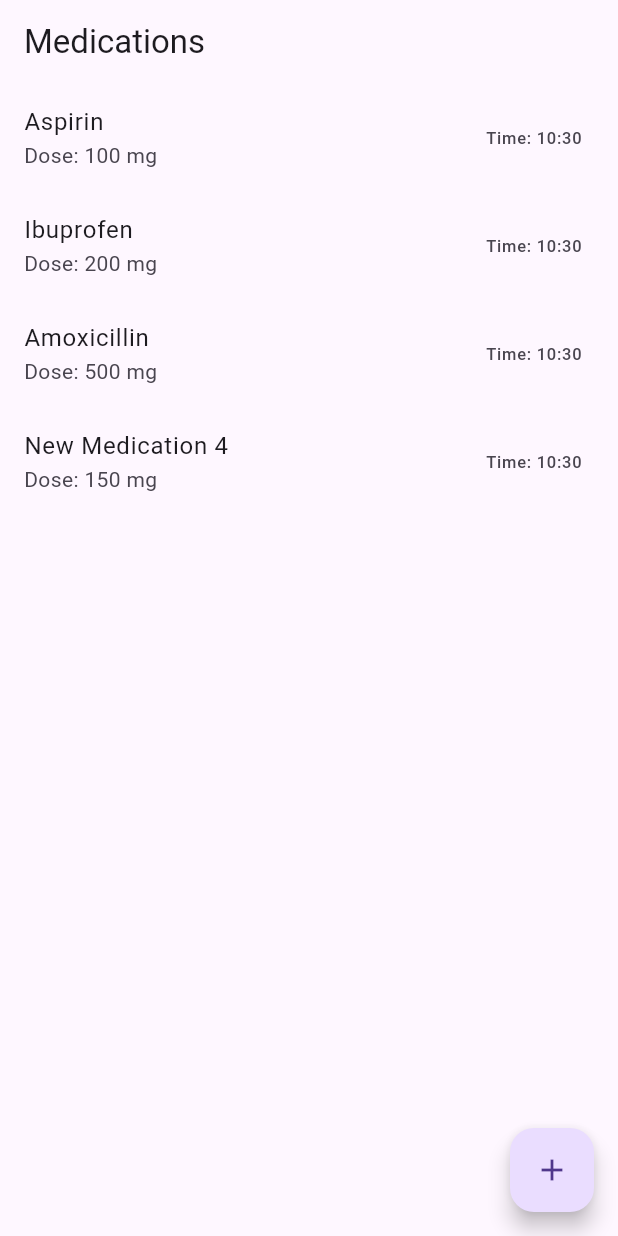
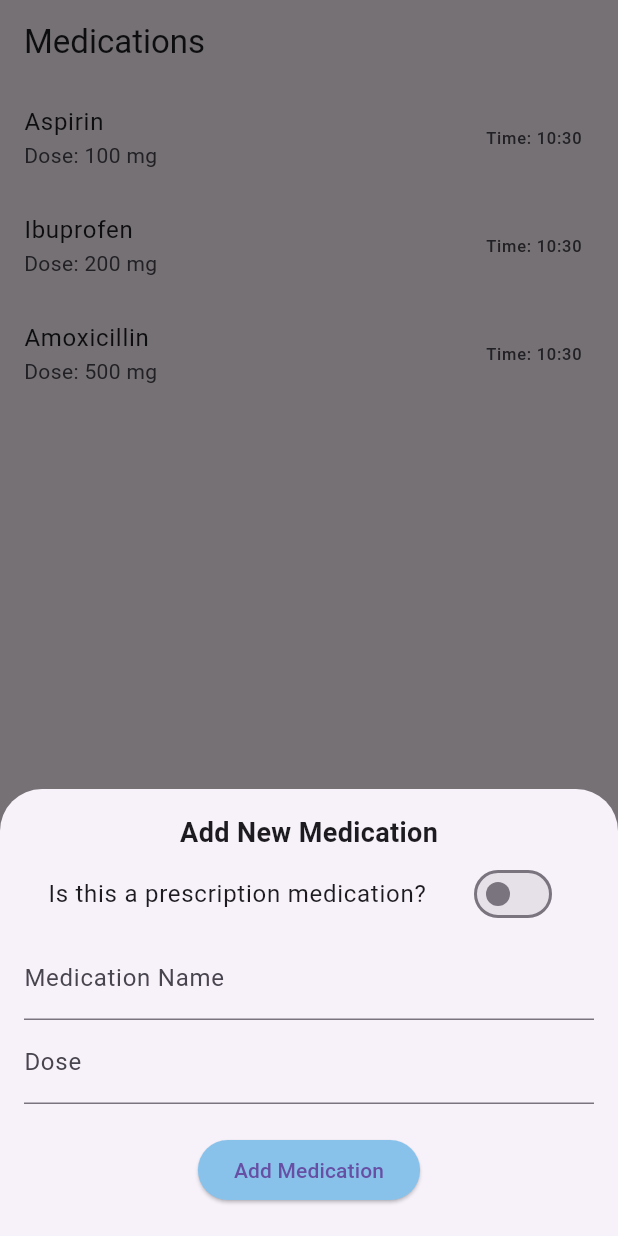
Before and after one commit to EdisonLenHaoJie/GreenSheart-internship, a Flutter app: the HomeScreen screen opened directly, after a tap on the "add" icon, on a phone screen of 412 x 824 dp. Run offline on Flutter 3.47's test engine with Material 3 defaults, Android fonts, the phone set to English and light mode, and no system bars.

Commit message:
Part 2 is kind of done , now to design to lookgood

```diff
--- a/app/lib/home_screen.dart
+++ b/app/lib/home_screen.dart
@@ -44,7 +44,7 @@ class _HomeScreenState extends State<HomeScreen> {
         time: DateTime.now(),
         dose: '500 mg',
         doctorName: 'Dr. Smith',
-        prescriptionNumber: 'RX123456',
+        frequency: 'once a day ',
       ),
     );
   }
@@ -64,7 +64,8 @@ class _HomeScreenState extends State<HomeScreen> {
           return ListTile(
             title: Text(med.name),
             subtitle: Text('Dose: ${med.dose}'),
-            trailing: Text('Time: ${med.time.hour}:${med.time.minute.toString().padLeft(2, '0')}'),
+            trailing: Text(
+                'Time: ${med.time.hour}:${med.time.minute.toString().padLeft(2, '0')}'),
             onTap: () {
               // Provide feedback to the user
               ScaffoldMessenger.of(context).showSnackBar(
@@ -84,19 +85,26 @@ class _HomeScreenState extends State<HomeScreen> {
   }
 
   void _addNewMedication() {
-    // Logic to add a new medication (you can implement a form)
-    // For demonstration, we'll add a dummy medication
-    setState(() {
-      int newId = _medicationManager.getAllMedications().length + 1;
-      _medicationManager.addMedication(
-        Medication(
-          id: newId,
-          name: 'New Medication $newId',
-          time: DateTime.now(),
-          dose: '150 mg',
+    showModalBottomSheet(
+      context: context,
+      isScrollControlled: true,
+      builder: (context) => Padding(
+        padding: EdgeInsets.only(
+          bottom: MediaQuery.of(context).viewInsets.bottom,
+          left: 16,
+          right: 16,
+          top: 16,
         ),
-      );
-    });
+        child: AddMedicationForm(
+          onAdd: (Medication medication) {
+            setState(() {
+              _medicationManager.addMedication(medication);
+            });
+            Navigator.pop(context);
+          },
+        ),
+      ),
+    );
   }
 
   void _showMedicationDetails(Medication med) {
@@ -110,10 +118,11 @@ class _HomeScreenState extends State<HomeScreen> {
             crossAxisAlignment: CrossAxisAlignment.start,
             children: [
               Text('Dose: ${med.dose}'),
-              Text('Time: ${med.time.hour}:${med.time.minute.toString().padLeft(2, '0')}'),
+              Text(
+                  'Time: ${med.time.hour}:${med.time.minute.toString().padLeft(2, '0')}'),
               if (med is PrescriptionMedication) ...[
                 Text('Doctor: ${med.doctorName}'),
-                Text('Prescription #: ${med.prescriptionNumber}'),
+                Text('Frequency : ${med.frequency}'),
               ],
             ],
           ),
@@ -141,3 +150,137 @@ class _HomeScreenState extends State<HomeScreen> {
     );
   }
 }
+
+
+class AddMedicationForm extends StatefulWidget {
+  final Function(Medication) onAdd;
+
+  AddMedicationForm({required this.onAdd});
+
+  @override
+  _AddMedicationFormState createState() => _AddMedicationFormState();
+}
+
+class _AddMedicationFormState extends State<AddMedicationForm> {
+  final _formKey = GlobalKey<FormState>();
+  String _name = '';
+  String _dose = '';
+  String _doctorName = '';
+  String _frequency = '';
+  bool _isPrescription = false;
+
+
+  @override
+  Widget build(BuildContext context) {
+    return SingleChildScrollView(
+      child: Form(
+        key: _formKey,
+        child: Column(
+          children: [
+            Text(
+              'Add New Medication',
+              style: TextStyle(fontSize: 18, fontWeight: FontWeight.bold),
+            ),
+            SwitchListTile(
+              title: Text('Is this a prescription medication?'),
+              value: _isPrescription,
+              onChanged: (value) {
+                setState(() {
+                  _isPrescription = value;
+                });
+              },
+            ),
+            TextFormField(
+              decoration: InputDecoration(labelText: 'Medication Name'),
+              validator: (value) {
+                if (value == null || value.isEmpty)
+                  return 'Please enter the medication name';
+                return null;
+              },
+              onSaved: (value) {
+                _name = value!;
+              },
+            ),
+            TextFormField(
+              decoration: InputDecoration(labelText: 'Dose'),
+              validator: (value) {
+                if (value == null || value.isEmpty)
+                  return 'Please enter the dose';
+                return null;
+              },
+              onSaved: (value) {
+                _dose = value!;
+              },
+            ),
+            if (_isPrescription) ...[
+              TextFormField(
+                decoration: InputDecoration(labelText: 'Doctor Name'),
+                validator: (value) {
+                  if (value == null || value.isEmpty)
+                    return 'Please enter the doctor\'s name';
+                  return null;
+                },
+                onSaved: (value) {
+                  _doctorName = value!;
+                },
+              ),
+              TextFormField(
+                decoration: InputDecoration(labelText: 'Frequency'),
+                validator: (value) {
+                  if (value == null || value.isEmpty)
+                    return 'Please enter the frequency (e.g., once a day)';
+                  return null;
+                },
+                onSaved: (value) {
+                  _frequency = value!;
+                },
+              ),
+            ],
+
+            SizedBox(height: 20),
+            ElevatedButton(
+              onPressed: _submitForm,
+              style: ElevatedButton.styleFrom(
+                 backgroundColor: const Color.fromARGB(255, 136, 194, 235)
+                            ),
+              child: Text('Add Medication'),
+            ),
+            SizedBox(height: 20),
+          ],
+        ),
+      ),
+    );
+  }
+
+
+
+  void _submitForm() {
+    if (_formKey.currentState!.validate()) {
+
+      _formKey.currentState!.save();
+
+      int newId = DateTime.now().millisecondsSinceEpoch;
+
+      Medication newMedication;
+      if (_isPrescription) {
+        newMedication = PrescriptionMedication(
+          id: newId,
+          name: _name,
+          dose: _dose,
+          time: DateTime.now(),
+          doctorName: _doctorName,
+          frequency: _frequency,
+        );
+      } else {
+        newMedication = Medication(
+          id: newId,
+          name: _name,
+          dose: _dose,
+          time: DateTime.now(),
+        );
+      }
+
+      widget.onAdd(newMedication);
+    }
+  }
+}
--- a/app/lib/models/prescription_medication.dart
+++ b/app/lib/models/prescription_medication.dart
@@ -3,7 +3,7 @@ import 'medication.dart';
 class PrescriptionMedication extends Medication {
   // Additional properties
   String doctorName;
-  String prescriptionNumber;
+  String frequency;
 
   // Constructor
   PrescriptionMedication({
@@ -12,7 +12,7 @@ class PrescriptionMedication extends Medication {
     required DateTime time,
     required String dose,
     required this.doctorName,
-    required this.prescriptionNumber,
+    required this.frequency,
   }) : super(
           id: id,
           name: name,
@@ -25,6 +25,6 @@ class PrescriptionMedication extends Medication {
   void displayInfo() {
     super.displayInfo();
     print('Doctor Name: $doctorName');
-    print('Prescription Number: $prescriptionNumber');
+    print('Prescription Number: $frequency');
   }
 }
```
